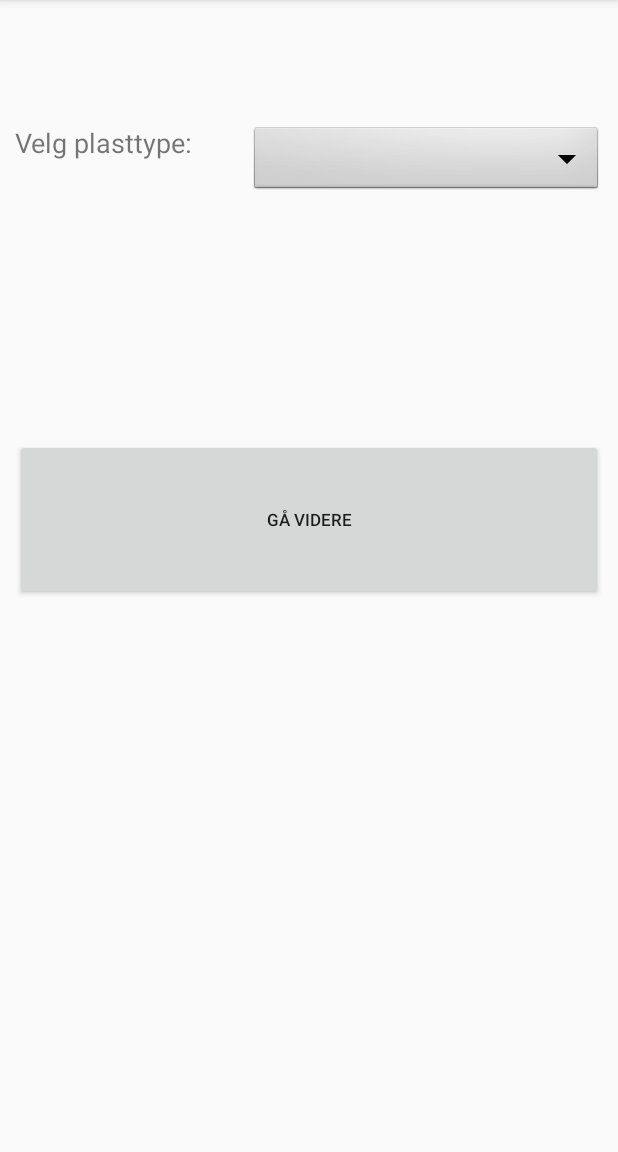
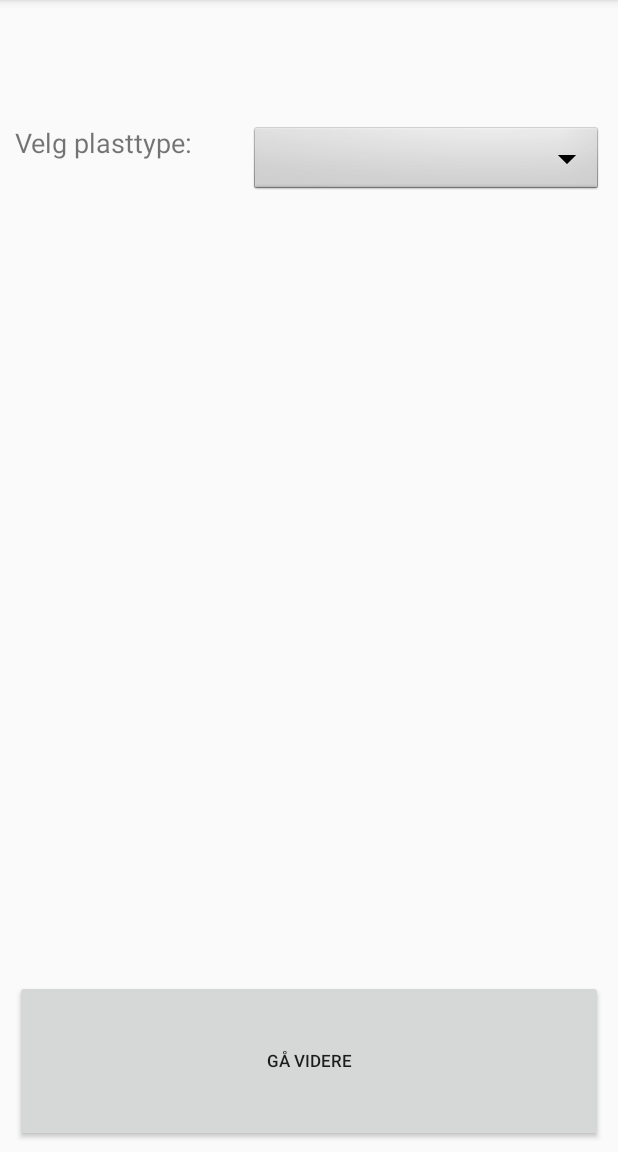
Before and after one commit to Norderud/PlastPlukk, an Android app: the Egenskaper screen opened directly, with no data from a screen before it, on a phone screen of 412 x 824 dp, the part 84-1236 px from its top. Run offline under Robolectric (Android 15) with nearby library versions, the phone set to English and light mode, and no system bars; Roboto replaces fonts that are not available here; 7 statements that could not run were skipped.

Commit message:
Merge branch 'master' of https://github.com/Norderud/PlastPlukk
# Conflicts:
#	.idea/caches/gradle_models.ser

```diff
--- a/app/src/main/res/layout/activity_egenskaper.xml
+++ b/app/src/main/res/layout/activity_egenskaper.xml
@@ -72,6 +72,11 @@
 
 
     <TextView
+        android:layout_width="match_parent"
+        android:layout_height="0dp"
+        android:layout_weight=".57"/>
+
+    <TextView
         android:id="@+id/Feilmelding"
         android:textColor="#ff00"
         android:gravity="center_horizontal"
```
